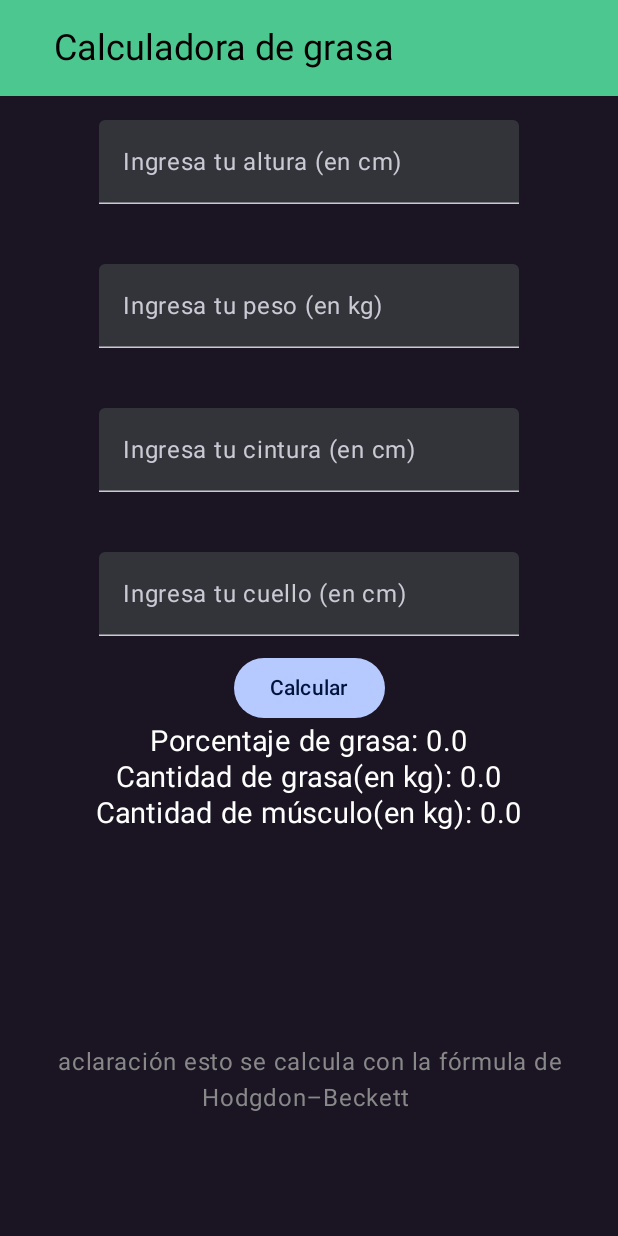
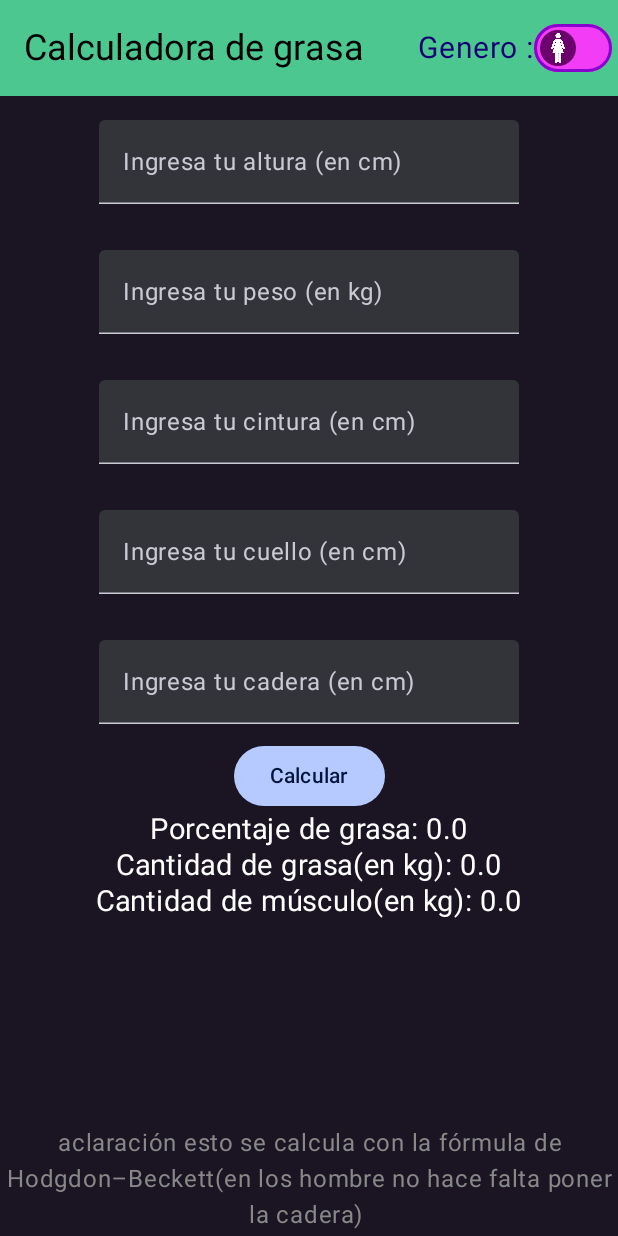
Before and after one commit to lautaro-tomas-ardiles/Body-Fat-Calculator, an Android app built with Jetpack Compose: the screen it shows after launch (MainActivity), after a tap on "Calcular", on a phone screen of 412 x 824 dp. Run offline under Robolectric (Android 15) with nearby library versions, the phone set to English and light mode, and no system bars.

Commit message:
not initial commit and finish?

```diff
--- a/app/src/main/AndroidManifest.xml
+++ b/app/src/main/AndroidManifest.xml
@@ -6,16 +6,15 @@
         android:allowBackup="true"
         android:dataExtractionRules="@xml/data_extraction_rules"
         android:fullBackupContent="@xml/backup_rules"
-        android:icon="@mipmap/ic_launcher"
+        android:icon="@drawable/portada"
         android:label="@string/app_name"
-        android:roundIcon="@mipmap/ic_launcher_round"
+        android:roundIcon="@drawable/portada"
         android:supportsRtl="true"
         android:theme="@style/Theme.CALCULADORADEGRASA"
         tools:targetApi="31">
         <activity
             android:name=".MainActivity"
             android:exported="true"
-            android:label="@string/app_name"
             android:theme="@style/Theme.CALCULADORADEGRASA">
             <intent-filter>
                 <action android:name="android.intent.action.MAIN" />
--- a/app/src/main/java/com/example/calculadoradegrasa/MainActivity.kt
+++ b/app/src/main/java/com/example/calculadoradegrasa/MainActivity.kt
@@ -12,6 +12,7 @@ import androidx.compose.runtime.*
 import androidx.compose.ui.Alignment
 import androidx.compose.ui.Modifier
 import androidx.compose.ui.graphics.Color
+import androidx.compose.ui.res.painterResource
 import androidx.compose.ui.text.input.KeyboardType
 import androidx.compose.ui.text.style.TextAlign
 import androidx.compose.ui.tooling.preview.Preview
@@ -23,6 +24,7 @@ import kotlin.math.roundToInt
 var GeneralFatPercentage by mutableStateOf(0.0)
 var GeneralFat by mutableStateOf(0.0)
 var GeneralMuscles by mutableStateOf(0.0)
+var isMale by mutableStateOf(false)
 
 class MainActivity : ComponentActivity() {
     override fun onCreate(savedInstanceState: Bundle?) {
@@ -37,6 +39,8 @@ class MainActivity : ComponentActivity() {
 
 @Composable
 fun TopAppBar() {
+    var isMan by remember { mutableStateOf(false) }
+
     TopAppBar(
         title = {
             Text(
@@ -44,12 +48,67 @@ fun TopAppBar() {
                 fontSize = 24.sp,
                 color = Color.Black,
                 modifier = Modifier
-                    .padding(start = 20.dp)
             )
         },
         colors = TopAppBarDefaults.largeTopAppBarColors(
             containerColor = Emerald
+        ),
+        actions = {
+            Text(
+                text = "Genero :",
+                color = Color(0xFF130374),
+                fontSize = 20.sp
             )
+            Switch(
+                checked = isMan,
+                onCheckedChange = {
+                    isMan = it
+                },
+                thumbContent =
+                if (isMan) {
+                    {
+                        Icon(
+                            painter = painterResource(R.drawable.man),
+                            contentDescription = "man",
+                            modifier = Modifier.size(20.dp)
+                        )
+                    }
+                } else {
+                    {
+                        Icon(
+                            painter = painterResource(R.drawable.woman),
+                            contentDescription = "man",
+                            modifier = Modifier.size(20.dp)
+                        )
+                    }
+                },
+                colors = SwitchDefaults.colors(
+                    checkedThumbColor = Color(0xFF150097),//la bola
+                    checkedTrackColor = Color(0xFF6744F2),//el fondo
+                    checkedBorderColor = Color(0xFF6744F2),//borde
+                    checkedIconColor = Color.White,//icono
+                    uncheckedThumbColor = Color(0xFF6A016C),
+                    uncheckedTrackColor = Color(0xFFF23CF6),
+                    uncheckedBorderColor = Color(0xFF8A00CC),
+                    uncheckedIconColor = Color.White
+                )
+            )
+        }
+    )
+    isMale = isMan
+}
+
+@Composable
+fun BottomAppBar(){
+    BottomAppBar(
+        actions = {
+            Text(
+                text = "aclaración esto se calcula con la fórmula de Hodgdon–Beckett(en los hombre no hace falta poner la cadera) ",
+                color = Color.Gray,
+                textAlign = TextAlign.Center
+            )
+        },
+        containerColor = RaisinBlack
     )
 }
 
@@ -59,6 +118,7 @@ fun TextsFields() {
     var weight by remember { mutableStateOf("") }
     var waist by remember { mutableStateOf("") }
     var neck by remember { mutableStateOf("") }
+    var hip by remember { mutableStateOf("") }
 
     Column(
         Modifier
@@ -75,7 +135,7 @@ fun TextsFields() {
                 keyboardType = KeyboardType.Number
             )
         )
-        Spacer(modifier = Modifier.padding(20.dp))
+        Spacer(modifier = Modifier.padding(15.dp))
         TextField(
             value = weight,
             onValueChange = { weight = it },
@@ -85,7 +145,7 @@ fun TextsFields() {
                 keyboardType = KeyboardType.Number
             )
         )
-        Spacer(modifier = Modifier.padding(20.dp))
+        Spacer(modifier = Modifier.padding(15.dp))
         TextField(
             value = waist,
             onValueChange = { waist = it },
@@ -95,12 +155,22 @@ fun TextsFields() {
                 keyboardType = KeyboardType.Number
             )
         )
-        Spacer(modifier = Modifier.padding(20.dp))
+        Spacer(modifier = Modifier.padding(15.dp))
         TextField(
             value = neck,
             onValueChange = { neck = it },
             singleLine = true,
             label = { Text("Ingresa tu cuello (en cm)") },
+            keyboardOptions = KeyboardOptions(
+                keyboardType = KeyboardType.Number
+            )
+        )
+        Spacer(modifier = Modifier.padding(15.dp))
+        TextField(
+            value = hip,
+            onValueChange = { hip = it },
+            singleLine = true,
+            label = { Text("Ingresa tu cadera (en cm)") },
             keyboardOptions = KeyboardOptions(
                 keyboardType = KeyboardType.Number
             )
@@ -112,7 +182,9 @@ fun TextsFields() {
                     height = height.toDoubleOrNull() ?: 0.0,
                     waist = waist.toDoubleOrNull() ?: 0.0,
                     neck = neck.toDoubleOrNull() ?: 0.0,
-                    weight = weight.toDoubleOrNull() ?: 0.0
+                    weight = weight.toDoubleOrNull() ?: 0.0,
+                    hip = hip.toDoubleOrNull() ?: 0.0,
+                    isMan = isMale
                 )
             }
         ) {
@@ -123,20 +195,52 @@ fun TextsFields() {
 
 }
 
-fun fatCalculator(height: Double, waist: Double, neck: Double, weight: Double) {
-    var fatPercentage =
-        495 / (1.0324 - 0.19077 * kotlin.math.log10((waist - neck)) + 0.15456 * kotlin.math.log10(height)) - 450
-    fatPercentage = if (!fatPercentage.isNaN()) (fatPercentage * 100.0).roundToInt() / 100.0 else 0.0
+fun fatCalculator(height: Double, waist: Double, neck: Double, weight: Double, hip: Double, isMan: Boolean) {
+    if (isMan) {
+        var fatPercentage = 495 / (1.0324 - 0.19077 * log10((waist - neck)) + 0.15456 * log10(height)) - 450
+
+        fatPercentage = if (!fatPercentage.isNaN()) {
+            (fatPercentage * 100.0).roundToInt() / 100.0
+        } else 0.0
 
         var fat = (fatPercentage * weight) / 100.0
-    fat = if (!fat.isNaN()) (fat * 100.0).roundToInt() / 100.0 else 0.0
+
+        fat = if (!fat.isNaN()){
+            (fat * 100.0).roundToInt() / 100.0
+        } else 0.0
 
         var muscle = weight - fat
-    muscle = if (!muscle.isNaN()) (muscle * 100.0).roundToInt() / 100.0 else 0.0
+
+        muscle = if (!muscle.isNaN()) {
+            (muscle * 100.0).roundToInt() / 100.0
+        } else 0.0
 
         GeneralFatPercentage = fatPercentage
         GeneralFat = fat
         GeneralMuscles = muscle
+    } else {
+        var fatPercentage = 495 / (1.29579-0.35004 * log10((waist + hip - neck)) + 0.22100 * log10(height)) - 450
+
+        fatPercentage = if (!fatPercentage.isNaN()) {
+            (fatPercentage * 100.0).roundToInt() / 100.0
+        } else 0.0
+
+        var fat = (fatPercentage * weight) / 100.0
+
+        fat = if (!fat.isNaN()){
+            (fat * 100.0).roundToInt() / 100.0
+        } else 0.0
+
+        var muscle = weight - fat
+
+        muscle = if (!muscle.isNaN()) {
+            (muscle * 100.0).roundToInt() / 100.0
+        } else 0.0
+
+        GeneralFatPercentage = fatPercentage
+        GeneralFat = fat
+        GeneralMuscles = muscle
+    }
 }
 
 @Composable
@@ -160,16 +264,6 @@ fun TextsFatCalculator() {
             color = Color.White,
             fontSize = 19.sp
         )
-        Column(
-            Modifier.fillMaxHeight(),
-            verticalArrangement = Arrangement.Bottom
-        ) {
-            Text(
-                text = "aclaración esto se calcula con la fórmula de Hodgdon–Beckett ",
-                color = Color.Gray,
-                textAlign = TextAlign.Center
-            )
-        }
     }
 }
 
@@ -179,6 +273,9 @@ fun MainPage() {
     Scaffold(
         topBar = {
             TopAppBar()
+        },
+        bottomBar = {
+            BottomAppBar()
         },
         containerColor = RaisinBlack
     ) {
--- a/app/src/main/res/values/strings.xml
+++ b/app/src/main/res/values/strings.xml
@@ -1,3 +1,3 @@
 <resources>
-    <string name="app_name">CALCULADORA DE GRASA</string>
+    <string name="app_name">Body Fat Calculator</string>
 </resources>
```
Also changed, not shown: app/src/main/res/drawable/man.png (added), app/src/main/res/drawable/portada.webp (added), app/src/main/res/drawable/woman.png (added). Lines whose indentation alone changed are shown as unchanged.
